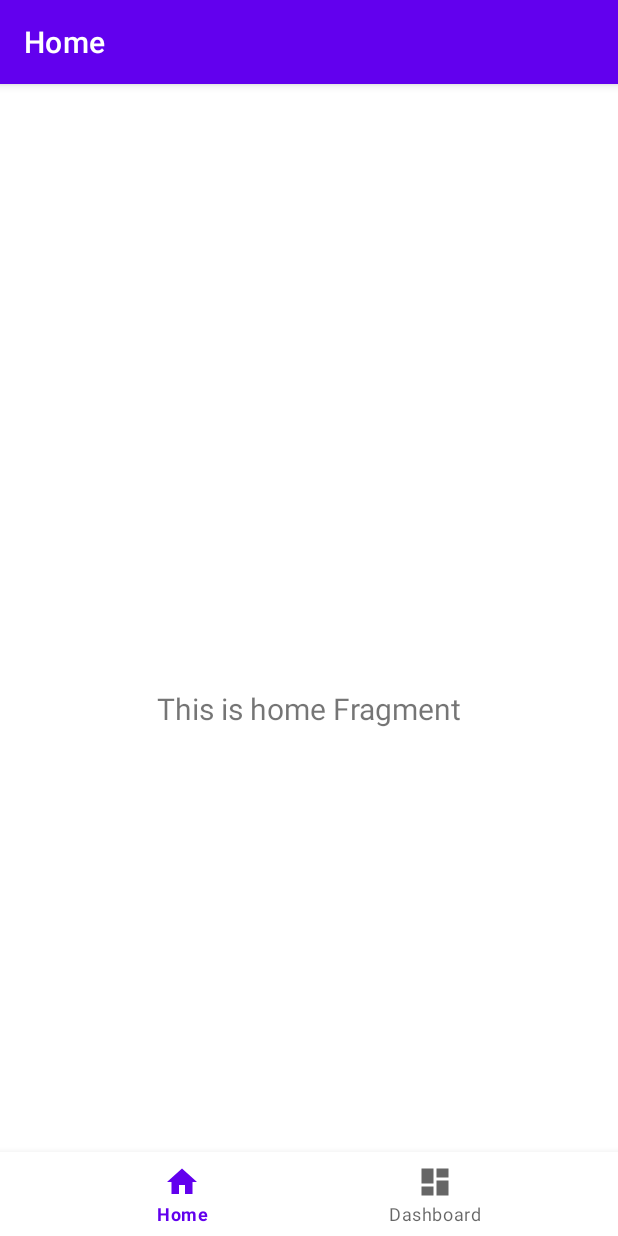
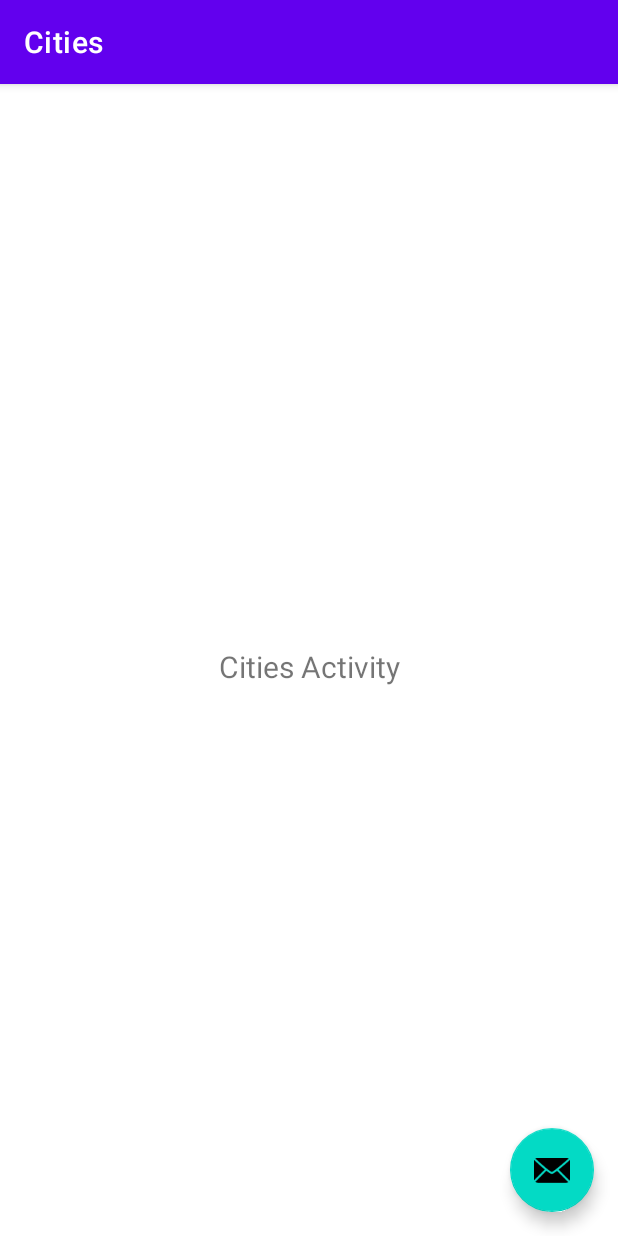
Before and after one commit to kristof12345/Weather, an Android app: the screen it shows after launch (WeatherActivity before the commit, CitiesActivity after it), on a phone screen of 412 x 824 dp. Run offline under Robolectric (Android 15) with nearby library versions, the phone set to English and light mode, and no system bars.

Commit message:
Create activities

```diff
--- /dev/null
+++ b/app/src/main/java/com/kristof/weather/views/cities/CitiesActivity.kt
@@ -0,0 +1,32 @@
+package com.kristof.weather.views.cities
+
+import android.R.attr.action
+import android.content.Intent
+import android.os.Bundle
+import android.widget.TextView
+import androidx.appcompat.app.AppCompatActivity
+import com.google.android.material.floatingactionbutton.FloatingActionButton
+import com.google.android.material.snackbar.Snackbar
+import com.kristof.weather.R
+import com.kristof.weather.views.weather.WeatherActivity
+
+
+class CitiesActivity : AppCompatActivity() {
+
+    override fun onCreate(savedInstanceState: Bundle?) {
+        super.onCreate(savedInstanceState)
+        setContentView(R.layout.activity_cities)
+        setSupportActionBar(findViewById(R.id.toolbar))
+
+        val textView: TextView = findViewById(R.id.text_home)
+        textView.text = "Cities Activity"
+
+        findViewById<FloatingActionButton>(R.id.fab).setOnClickListener { view ->
+            navigate()
+        }
+    }
+
+    private fun navigate() {
+        startActivity(Intent(this, WeatherActivity::class.java))
+    }
+}
--- /dev/null
+++ b/app/src/main/res/layout/activity_cities.xml
@@ -0,0 +1,53 @@
+<?xml version="1.0" encoding="utf-8"?>
+<androidx.coordinatorlayout.widget.CoordinatorLayout xmlns:android="http://schemas.android.com/apk/res/android"
+    xmlns:app="http://schemas.android.com/apk/res-auto"
+    xmlns:tools="http://schemas.android.com/tools"
+    android:layout_width="match_parent"
+    android:layout_height="match_parent"
+    tools:context=".views.cities.CitiesActivity">
+
+    <com.google.android.material.appbar.AppBarLayout
+        android:layout_width="match_parent"
+        android:layout_height="wrap_content"
+        android:theme="@style/Theme.Weather.AppBarOverlay">
+
+        <androidx.appcompat.widget.Toolbar
+            android:id="@+id/toolbar"
+            android:layout_width="match_parent"
+            android:layout_height="?attr/actionBarSize"
+            android:background="?attr/colorPrimary"
+            app:popupTheme="@style/Theme.Weather.PopupOverlay" />
+
+    </com.google.android.material.appbar.AppBarLayout>
+
+    <androidx.constraintlayout.widget.ConstraintLayout xmlns:android="http://schemas.android.com/apk/res/android"
+        xmlns:app="http://schemas.android.com/apk/res-auto"
+        android:layout_width="match_parent"
+        android:layout_height="match_parent"
+        app:layout_behavior="@string/appbar_scrolling_view_behavior">
+
+        <TextView
+            android:id="@+id/text_home"
+            android:layout_width="match_parent"
+            android:layout_height="wrap_content"
+            android:layout_marginStart="8dp"
+            android:layout_marginTop="8dp"
+            android:layout_marginEnd="8dp"
+            android:textAlignment="center"
+            android:textSize="20sp"
+            app:layout_constraintBottom_toBottomOf="parent"
+            app:layout_constraintEnd_toEndOf="parent"
+            app:layout_constraintStart_toStartOf="parent"
+            app:layout_constraintTop_toTopOf="parent" />
+
+    </androidx.constraintlayout.widget.ConstraintLayout>
+
+    <com.google.android.material.floatingactionbutton.FloatingActionButton
+        android:id="@+id/fab"
+        android:layout_width="wrap_content"
+        android:layout_height="wrap_content"
+        android:layout_gravity="bottom|end"
+        android:layout_margin="@dimen/fab_margin"
+        app:srcCompat="@android:drawable/ic_dialog_email" />
+
+</androidx.coordinatorlayout.widget.CoordinatorLayout>
--- a/app/src/main/res/values/dimens.xml
+++ b/app/src/main/res/values/dimens.xml
@@ -2,4 +2,5 @@
     <!-- Default screen margins, per the Android Design guidelines. -->
     <dimen name="activity_horizontal_margin">16dp</dimen>
     <dimen name="activity_vertical_margin">16dp</dimen>
+    <dimen name="fab_margin">16dp</dimen>
 </resources>
--- a/app/src/main/res/values/themes.xml
+++ b/app/src/main/res/values/themes.xml
@@ -13,4 +13,13 @@
         <item name="android:statusBarColor" tools:targetApi="l">?attr/colorPrimaryVariant</item>
         <!-- Customize your theme here. -->
     </style>
+
+    <style name="Theme.Weather.NoActionBar">
+        <item name="windowActionBar">false</item>
+        <item name="windowNoTitle">true</item>
+    </style>
+
+    <style name="Theme.Weather.AppBarOverlay" parent="ThemeOverlay.AppCompat.Dark.ActionBar" />
+
+    <style name="Theme.Weather.PopupOverlay" parent="ThemeOverlay.AppCompat.Light" />
 </resources>
```
Also changed, not shown: app/src/main/AndroidManifest.xml (+7 -2 lines), app/src/main/res/navigation/nav_graph.xml (added, +28 -0 lines), app/src/main/res/values/strings.xml (+9 -0 lines).
